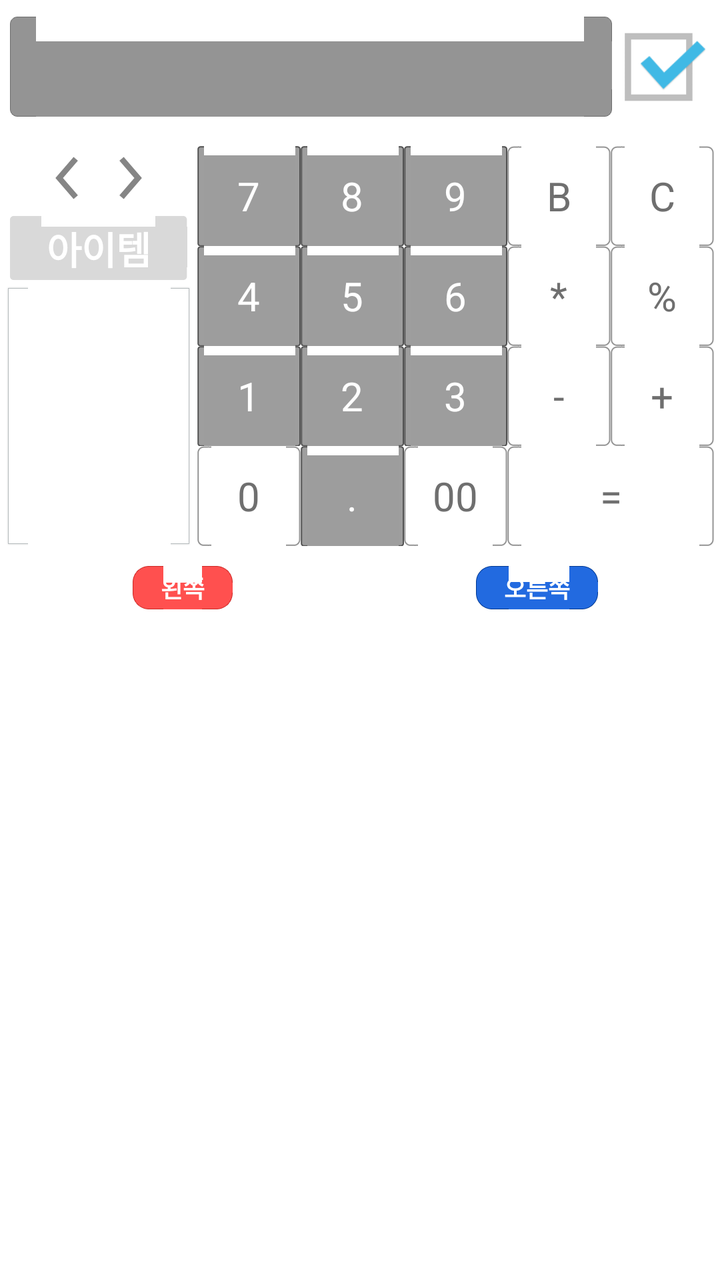
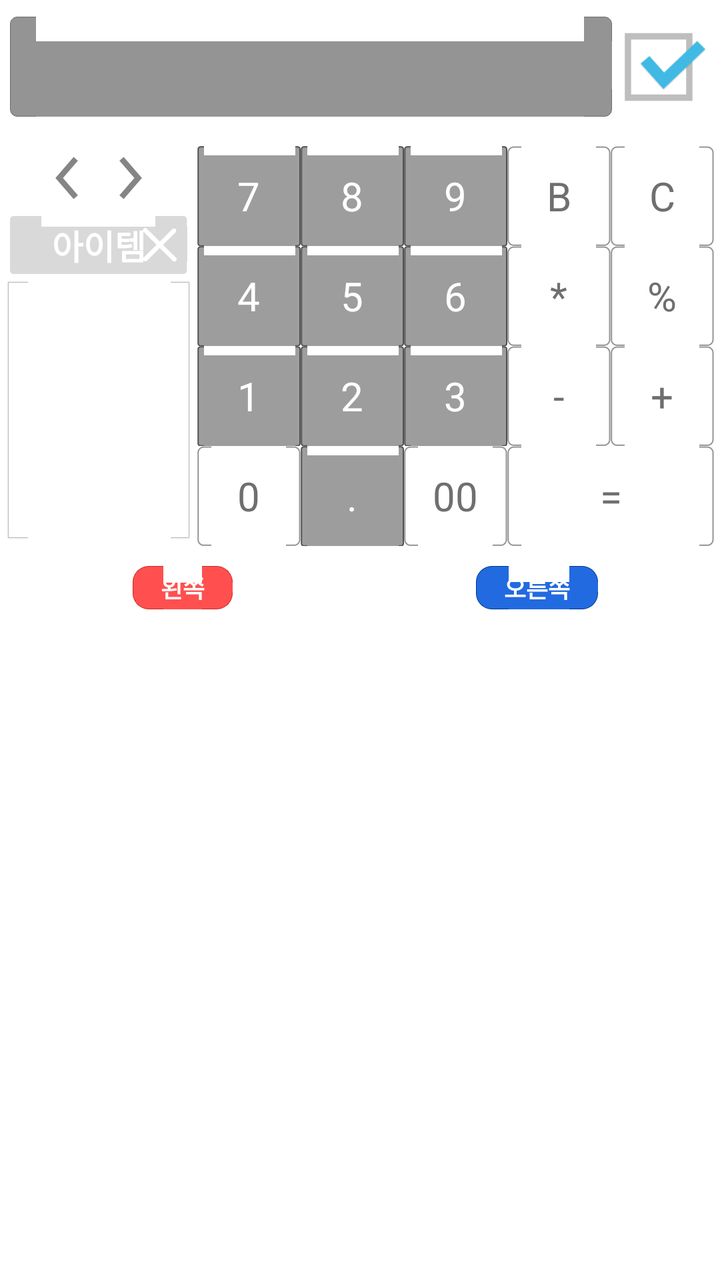

Before-and-after screenshots of an Android layout around one commit, followed by the original layout XML and the change that was made.
<!-- AndroidManifest.xml: application theme AppTheme -->
<!-- res/layout/fragment_transaction_insert_tab.xml -->
<?xml version="1.0" encoding="utf-8"?>
<LinearLayout xmlns:android="http://schemas.android.com/apk/res/android"
    android:layout_width="match_parent"
    android:layout_height="match_parent"
    android:orientation="vertical"
    android:paddingLeft="3dp"
    android:paddingRight="3dp" >

    <LinearLayout
        android:layout_width="match_parent"
        android:layout_height="wrap_content"
        android:layout_marginBottom="6dp"
        android:layout_marginTop="6dp"
        android:orientation="horizontal"
        android:weightSum="1" >

        <TextView
            android:id="@+id/insert_amount"
            android:layout_width="match_parent"
            android:layout_height="50dp"
            android:layout_gravity="right|center_vertical"
            android:layout_marginLeft="2dp"
            android:layout_marginRight="2dp"
            android:layout_weight="0.7"
            android:background="@drawable/input_box_dark"
            android:gravity="right|center_vertical"
            android:lines="1"
            android:paddingLeft="8dp"
            android:paddingRight="8dp"
            android:textColor="@color/text_white"
            android:textSize="25sp"
            android:textStyle="bold" />

        <ImageView
            android:id="@+id/insert_submit"
            android:layout_width="70dp"
            android:layout_height="55dp"
            android:layout_gravity="center"
            android:layout_weight="0.3"
            android:contentDescription="@string/na"
            android:gravity="center"
            android:src="@drawable/check_on" />
    </LinearLayout>

    <LinearLayout
        android:layout_width="match_parent"
        android:layout_height="wrap_content"
        android:layout_marginTop="6dp"
        android:baselineAligned="false"
        android:orientation="horizontal"
        android:weightSum="1" >

        <LinearLayout
            android:layout_width="wrap_content"
            android:layout_height="wrap_content"
            android:layout_weight="0.1"
            android:orientation="vertical" >

            <LinearLayout
                android:layout_width="wrap_content"
                android:layout_height="wrap_content"
                android:layout_gravity="center"
                android:gravity="center"
                android:orientation="horizontal" >

                <ImageView
                    android:id="@+id/insert_yesterday"
                    android:layout_width="wrap_content"
                    android:layout_height="wrap_content"
                    android:contentDescription="@string/na"
                    android:src="@drawable/ic_action_previous_item" />

                <TextView
                    android:id="@+id/insert_date"
                    android:layout_width="wrap_content"
                    android:layout_height="wrap_content"
                    android:textSize="15sp" />

                <ImageView
                    android:id="@+id/insert_tomorrow"
                    android:layout_width="wrap_content"
                    android:layout_height="wrap_content"
                    android:contentDescription="@string/na"
                    android:src="@drawable/ic_action_next_item" />
            </LinearLayout>

            <EditText
                android:id="@+id/insert_entry_title"
                android:layout_width="fill_parent"
                android:layout_height="wrap_content"
                android:layout_gravity="center"
                android:layout_marginBottom="3dp"
                android:layout_marginLeft="2dp"
                android:layout_marginRight="2dp"
                android:layout_marginTop="3dp"
                android:background="@drawable/process_n"
                android:gravity="center"
                android:hint="@string/insert_item_title"
                android:inputType="text"
                android:padding="2dp"
                android:textColor="@color/text_light_blue"
                android:textColorHint="@color/text_white"
                android:textSize="19sp"
                android:textStyle="bold" />

            <ListView
                android:id="@+id/insert_frequent_items"
                android:layout_width="fill_parent"
                android:layout_height="130dp"
                android:background="@drawable/input_box_rect"
                android:padding="2dp" />
        </LinearLayout>

        <LinearLayout
            android:layout_width="0dp"
            android:layout_height="wrap_content"
            android:layout_marginLeft="3dp"
            android:layout_weight="0.9"
            android:orientation="vertical" >

            <TableLayout
                android:layout_width="match_parent"
                android:layout_height="match_parent"
                android:layout_gravity="center"
                android:gravity="center"
                android:stretchColumns="1" >

                <TableRow>

                    <TextView
                        android:id="@+id/insert_pad_7"
                        android:layout_width="0dp"
                        android:layout_height="@dimen/calc_btn_height"
                        android:layout_gravity="center"
                        android:layout_weight="1"
                        android:background="@drawable/gray_box"
                        android:gravity="center"
                        android:padding="3dp"
                        android:text="@string/pad_7"
                        android:textColor="@color/calc_number_btn"
                        android:textSize="20sp" />

                    <TextView
                        android:id="@+id/insert_pad_8"
                        android:layout_width="0dp"
                        android:layout_height="@dimen/calc_btn_height"
                        android:layout_gravity="center"
                        android:layout_weight="1"
                        android:background="@drawable/gray_box"
                        android:gravity="center"
                        android:padding="3dp"
                        android:text="@string/pad_8"
                        android:textColor="@color/calc_number_btn"
                        android:textSize="20sp" />

                    <TextView
                        android:id="@+id/insert_pad_9"
                        android:layout_width="0dp"
                        android:layout_height="@dimen/calc_btn_height"
                        android:layout_gravity="center"
                        android:layout_weight="1"
                        android:background="@drawable/gray_box"
                        android:gravity="center"
                        android:padding="3dp"
                        android:text="@string/pad_9"
                        android:textColor="@color/calc_number_btn"
                        android:textSize="20sp" />

                    <TextView
                        android:id="@+id/insert_pad_back"
                        android:layout_width="0dp"
                        android:layout_height="@dimen/calc_btn_height"
                        android:layout_gravity="center"
                        android:layout_weight="1"
                        android:background="@drawable/white_box"
                        android:gravity="center"
                        android:padding="3dp"
                        android:text="@string/pad_back"
                        android:textColor="@color/calc_func_btn"
                        android:textSize="20sp" />

                    <TextView
                        android:id="@+id/insert_pad_clear"
                        android:layout_width="0dp"
                        android:layout_height="@dimen/calc_btn_height"
                        android:layout_gravity="center"
                        android:layout_weight="1"
                        android:background="@drawable/white_box"
                        android:gravity="center"
                        android:padding="3dp"
                        android:text="@string/pad_clear"
                        android:textColor="@color/calc_func_btn"
                        android:textSize="20sp" />
                </TableRow>

                <TableRow>

                    <TextView
                        android:id="@+id/insert_pad_4"
                        android:layout_width="0dp"
                        android:layout_height="@dimen/calc_btn_height"
                        android:layout_gravity="center"
                        android:layout_weight="1"
                        android:background="@drawable/gray_box"
                        android:gravity="center"
                        android:padding="3dp"
                        android:text="@string/pad_4"
                        android:textColor="@color/calc_number_btn"
                        android:textSize="20sp" />

                    <TextView
                        android:id="@+id/insert_pad_5"
                        android:layout_width="0dp"
                        android:layout_height="@dimen/calc_btn_height"
                        android:layout_gravity="center"
                        android:layout_weight="1"
                        android:background="@drawable/gray_box"
                        android:gravity="center"
                        android:padding="3dp"
                        android:text="@string/pad_5"
                        android:textColor="@color/calc_number_btn"
                        android:textSize="20sp" />

                    <TextView
                        android:id="@+id/insert_pad_6"
                        android:layout_width="0dp"
                        android:layout_height="@dimen/calc_btn_height"
                        android:layout_gravity="center"
                        android:layout_weight="1"
                        android:background="@drawable/gray_box"
                        android:gravity="center"
                        android:padding="3dp"
                        android:text="@string/pad_6"
                        android:textColor="@color/calc_number_btn"
                        android:textSize="20sp" />

                    <TextView
                        android:id="@+id/insert_pad_multiply"
                        android:layout_width="0dp"
                        android:layout_height="@dimen/calc_btn_height"
                        android:layout_gravity="center"
                        android:layout_weight="1"
                        android:background="@drawable/white_box"
                        android:gravity="center"
                        android:padding="3dp"
                        android:text="@string/pad_multiply"
                        android:textColor="@color/calc_func_btn"
                        android:textSize="20sp" />

                    <TextView
                        android:id="@+id/insert_pad_divide"
                        android:layout_width="0dp"
                        android:layout_height="@dimen/calc_btn_height"
                        android:layout_gravity="center"
                        android:layout_weight="1"
                        android:background="@drawable/white_box"
                        android:gravity="center"
                        android:padding="3dp"
                        android:text="@string/pad_divide"
                        android:textColor="@color/calc_func_btn"
                        android:textSize="20sp" />
                </TableRow>

                <TableRow>

                    <TextView
                        android:id="@+id/insert_pad_1"
                        android:layout_width="0dp"
                        android:layout_height="@dimen/calc_btn_height"
                        android:layout_gravity="center"
                        android:layout_weight="1"
                        android:background="@drawable/gray_box"
                        android:gravity="center"
                        android:padding="3dp"
                        android:text="@string/pad_1"
                        android:textColor="@color/calc_number_btn"
                        android:textSize="20sp" />

                    <TextView
                        android:id="@+id/insert_pad_2"
                        android:layout_width="0dp"
                        android:layout_height="@dimen/calc_btn_height"
                        android:layout_gravity="center"
                        android:layout_weight="1"
                        android:background="@drawable/gray_box"
                        android:gravity="center"
                        android:padding="3dp"
                        android:text="@string/pad_2"
                        android:textColor="@color/calc_number_btn"
                        android:textSize="20sp" />

                    <TextView
                        android:id="@+id/insert_pad_3"
                        android:layout_width="0dp"
                        android:layout_height="@dimen/calc_btn_height"
                        android:layout_gravity="center"
                        android:layout_weight="1"
                        android:background="@drawable/gray_box"
                        android:gravity="center"
                        android:padding="3dp"
                        android:text="@string/pad_3"
                        android:textColor="@color/calc_number_btn"
                        android:textSize="20sp" />

                    <TextView
                        android:id="@+id/insert_pad_minus"
                        android:layout_width="0dp"
                        android:layout_height="@dimen/calc_btn_height"
                        android:layout_gravity="center"
                        android:layout_weight="1"
                        android:background="@drawable/white_box"
                        android:gravity="center"
                        android:padding="3dp"
                        android:text="@string/pad_minus"
                        android:textColor="@color/calc_func_btn"
                        android:textSize="20sp" />

                    <TextView
                        android:id="@+id/insert_pad_plus"
                        android:layout_width="0dp"
                        android:layout_height="@dimen/calc_btn_height"
                        android:layout_gravity="center"
                        android:layout_weight="1"
                        android:background="@drawable/white_box"
                        android:gravity="center"
                        android:padding="3dp"
                        android:text="@string/pad_plus"
                        android:textColor="@color/calc_func_btn"
                        android:textSize="20sp" />
                </TableRow>

                <TableRow>

                    <TextView
                        android:id="@+id/insert_pad_10"
                        android:layout_width="0dp"
                        android:layout_height="@dimen/calc_btn_height"
                        android:layout_gravity="center"
                        android:layout_weight="1"
                        android:background="@drawable/white_box"
                        android:gravity="center"
                        android:padding="3dp"
                        android:text="@string/pad_10"
                        android:textColor="@color/calc_func_btn"
                        android:textSize="20sp" />

                    <TextView
                        android:id="@+id/insert_pad_point"
                        android:layout_width="0dp"
                        android:layout_height="@dimen/calc_btn_height"
                        android:layout_gravity="center"
                        android:layout_weight="1"
                        android:background="@drawable/gray_box"
                        android:gravity="center"
                        android:padding="3dp"
                        android:text="@string/pad_point"
                        android:textColor="@color/calc_number_btn"
                        android:textSize="20sp" />

                    <TextView
                        android:id="@+id/insert_pad_100"
                        android:layout_width="0dp"
                        android:layout_height="@dimen/calc_btn_height"
                        android:layout_gravity="center"
                        android:layout_weight="1"
                        android:background="@drawable/white_box"
                        android:gravity="center"
                        android:padding="3dp"
                        android:text="@string/pad_100"
                        android:textColor="@color/calc_func_btn"
                        android:textSize="20sp" />

                    <TextView
                        android:id="@+id/insert_pad_eq"
                        android:layout_width="0dp"
                        android:layout_height="@dimen/calc_btn_height"
                        android:layout_gravity="center"
                        android:layout_span="1"
                        android:layout_weight="2"
                        android:background="@drawable/white_box"
                        android:gravity="center"
                        android:padding="3dp"
                        android:text="@string/pad_eq"
                        android:textColor="@color/calc_func_btn"
                        android:textSize="20sp" />
                </TableRow>
            </TableLayout>
        </LinearLayout>
    </LinearLayout>

    <LinearLayout
        android:layout_width="match_parent"
        android:layout_height="wrap_content"
        android:layout_marginBottom="5dp"
        android:layout_marginTop="10dp"
        android:orientation="horizontal"
        android:weightSum="1" >

        <LinearLayout
            android:layout_width="wrap_content"
            android:layout_height="wrap_content"
            android:layout_gravity="top|center_horizontal"
            android:layout_weight="0.5"
            android:gravity="top|center_horizontal"
            android:orientation="vertical" >

            <TextView
                android:layout_width="wrap_content"
                android:layout_height="wrap_content"
                android:background="@drawable/input_color_box_9"
                android:paddingBottom="2dp"
                android:paddingLeft="14dp"
                android:paddingRight="14dp"
                android:paddingTop="2dp"
                android:text="@string/insert_left_accounts"
                android:textColor="@color/text_white"
                android:textStyle="bold"
                android:textSize="12sp" />

            <ExpandableListView
                android:id="@+id/insert_category_left"
                android:layout_width="wrap_content"
                android:layout_height="wrap_content"
                android:layout_marginTop="10dp"
                android:background="@drawable/input_box_rect"
                android:textSize="20sp" />
        </LinearLayout>

        <LinearLayout
            android:layout_width="wrap_content"
            android:layout_height="wrap_content"
            android:layout_gravity="top|center_horizontal"
            android:layout_weight="0.5"
            android:gravity="top|center_horizontal"
            android:orientation="vertical" >

            <TextView
                android:layout_width="wrap_content"
                android:layout_height="wrap_content"
                android:background="@drawable/input_color_box_3"
                android:paddingBottom="2dp"
                android:paddingLeft="14dp"
                android:paddingRight="14dp"
                android:paddingTop="2dp"
                android:text="@string/insert_right_accounts"
                android:textColor="@color/text_white"
                android:textStyle="bold"
                android:textSize="12sp" />

            <ExpandableListView
                android:id="@+id/insert_category_right"
                android:layout_width="wrap_content"
                android:layout_height="wrap_content"
                android:layout_marginTop="10dp"
                android:background="@drawable/input_box_rect"
                android:textSize="20sp" />
        </LinearLayout>
    </LinearLayout>

</LinearLayout>
<!-- resources referenced by this layout -->
<resources>
  <color name="text_light_blue">#43BEEB</color>
  <color name="text_white">#FFFFFF</color>
  <dimen name="calc_btn_height">50dp</dimen>
  <!-- drawable check_on: png bitmap (drawable-xxhdpi, 5563 bytes) -->
  <!-- drawable gray_box: png bitmap (drawable-xxhdpi, 3073 bytes) -->
  <!-- drawable ic_action_next_item: png bitmap (drawable-hdpi, 585 bytes) -->
  <!-- drawable ic_action_previous_item: png bitmap (drawable-hdpi, 599 bytes) -->
  <!-- drawable input_box_dark: png bitmap (drawable-xxhdpi, 1402 bytes) -->
  <!-- drawable input_box_rect: png bitmap (drawable-xxhdpi, 3099 bytes) -->
  <!-- drawable input_color_box_3: png bitmap (drawable-xxhdpi, 4025 bytes) -->
  <!-- drawable input_color_box_9: png bitmap (drawable-xxhdpi, 4063 bytes) -->
  <!-- drawable process_n: png bitmap (drawable-xxhdpi, 3063 bytes) -->
  <!-- drawable white_box: png bitmap (drawable-xxhdpi, 1377 bytes) -->
  <string name="insert_item_title">아이템</string>
  <string name="insert_left_accounts">왼쪽</string>
  <string name="insert_right_accounts">오른쪽</string>
  <string name="na" />
  <string name="pad_1">1</string>
  <string name="pad_10">0</string>
  <string name="pad_100">00</string>
  <string name="pad_2">2</string>
  <string name="pad_3">3</string>
  <string name="pad_4">4</string>
  <string name="pad_5">5</string>
  <string name="pad_6">6</string>
  <string name="pad_7">7</string>
  <string name="pad_8">8</string>
  <string name="pad_9">9</string>
  <string name="pad_back">B</string>
  <string name="pad_clear">C</string>
  <string name="pad_divide">%</string>
  <string name="pad_eq">=</string>
  <string name="pad_minus">-</string>
  <string name="pad_multiply">*</string>
  <string name="pad_plus">+</string>
  <string name="pad_point">.</string>
  <style name="AppTheme" parent="AppBaseTheme">
          
      </style>
  <style name="AppBaseTheme" parent="android:Theme.Light">
          
      </style>
</resources>

<!-- the commit's change to res/layout/fragment_transaction_insert_tab.xml (unified diff, before → after) -->
@@ -84,24 +84,38 @@
                     android:src="@drawable/ic_action_next_item" />
             </LinearLayout>
 
-            <EditText
-                android:id="@+id/insert_entry_title"
+            <FrameLayout
                 android:layout_width="fill_parent"
                 android:layout_height="wrap_content"
-                android:layout_gravity="center"
                 android:layout_marginBottom="3dp"
                 android:layout_marginLeft="2dp"
+                android:layout_gravity="center"
                 android:layout_marginRight="2dp"
-                android:layout_marginTop="3dp"
-                android:background="@drawable/process_n"
-                android:gravity="center"
-                android:hint="@string/insert_item_title"
-                android:inputType="text"
-                android:padding="2dp"
-                android:textColor="@color/text_light_blue"
-                android:textColorHint="@color/text_white"
-                android:textSize="19sp"
-                android:textStyle="bold" />
+                android:layout_marginTop="3dp" >
+
+                <EditText
+                    android:id="@+id/insert_entry_title"
+                    android:layout_width="fill_parent"
+                    android:layout_height="wrap_content"
+                    android:layout_gravity="center"
+                    android:background="@drawable/process_n"
+                    android:gravity="center"
+                    android:hint="@string/insert_item_title"
+                    android:inputType="text"
+                    android:padding="2dp"
+                    android:textColor="@color/text_light_blue"
+                    android:textColorHint="@color/text_white"
+                    android:textSize="17sp"
+                    android:textStyle="bold" />
+                
+                <ImageView
+                    android:id="@+id/insert_title_clear"
+                    android:layout_width="wrap_content"
+                    android:layout_height="wrap_content"
+                    android:layout_gravity="right|center_vertical"
+                    android:contentDescription="@string/na"
+                    android:src="@drawable/close" />
+            </FrameLayout>
 
             <ListView
                 android:id="@+id/insert_frequent_items"
@@ -414,8 +428,8 @@
                 android:paddingTop="2dp"
                 android:text="@string/insert_left_accounts"
                 android:textColor="@color/text_white"
-                android:textStyle="bold"
-                android:textSize="12sp" />
+                android:textSize="12sp"
+                android:textStyle="bold" />
 
             <ExpandableListView
                 android:id="@+id/insert_category_left"
@@ -444,8 +458,8 @@
                 android:paddingTop="2dp"
                 android:text="@string/insert_right_accounts"
                 android:textColor="@color/text_white"
-                android:textStyle="bold"
-                android:textSize="12sp" />
+                android:textSize="12sp"
+                android:textStyle="bold" />
 
             <ExpandableListView
                 android:id="@+id/insert_category_right"
<!-- resource entries referenced after the edit -->
@@ -4,6 +4,7 @@
   <color name="text_white">#FFFFFF</color>
   <dimen name="calc_btn_height">50dp</dimen>
   <!-- drawable check_on: png bitmap (drawable-xxhdpi, 5563 bytes) -->
+  <!-- drawable close: png bitmap (drawable-xxhdpi, 3419 bytes) -->
   <!-- drawable gray_box: png bitmap (drawable-xxhdpi, 3073 bytes) -->
   <!-- drawable ic_action_next_item: png bitmap (drawable-hdpi, 585 bytes) -->
   <!-- drawable ic_action_previous_item: png bitmap (drawable-hdpi, 599 bytes) -->
